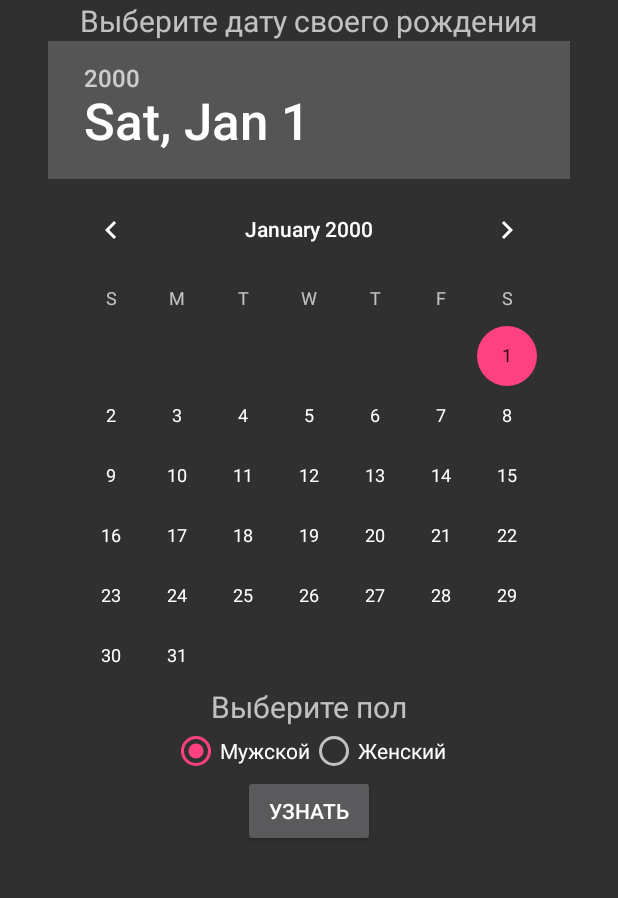
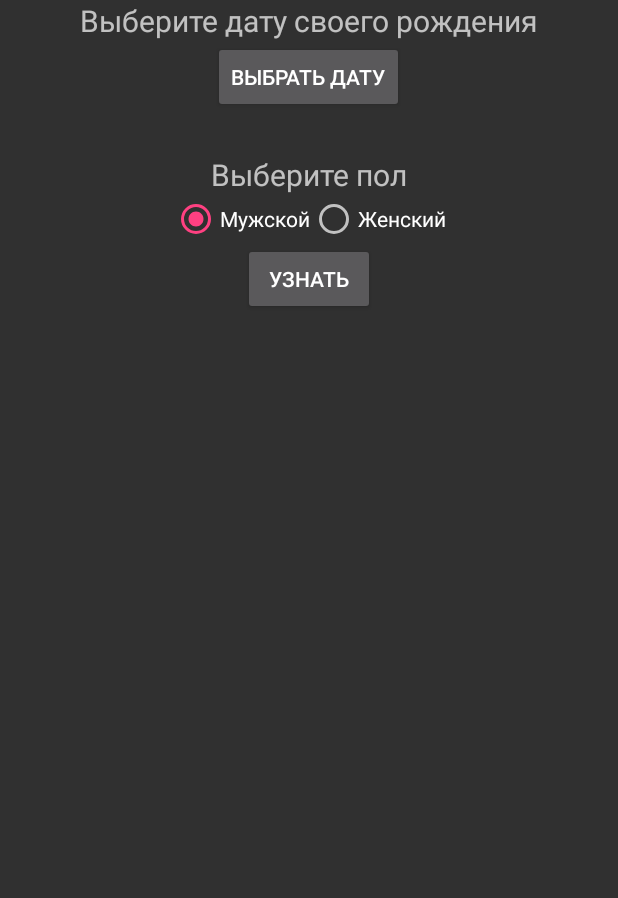
Before and after one commit to AntonBoiko88888/MysteryForAndroid, an Android app: the screen it shows after launch (MainActivity), on a phone screen of 412 x 824 dp, the part 84-982 px from its top. Run offline under Robolectric (Android 15) with nearby library versions, the light colour scheme and no system bars; libraries missing offline, so code that uses them is left out: com.bruce.pickerview.

Commit message:
+new datepicker

```diff
--- a/app/build.gradle
+++ b/app/build.gradle
@@ -22,7 +22,8 @@ android {
 dependencies {
     compile fileTree(dir: 'libs', include: ['*.jar'])
     testCompile 'junit:junit:4.12'
-    compile 'com.android.support:appcompat-v7:24.1.0'
-    compile 'com.android.support:design:24.1.0'
+    compile 'com.android.support:appcompat-v7:24.1.1'
+    compile 'com.android.support:design:24.1.1'
     compile 'com.github.flavienlaurent.datetimepicker:library:0.0.2'
+    compile 'com.brucetoo.pickview:library:1.2.1'
 }
--- a/app/src/main/java/keen/eye/ink1804/destination/Fragments/DatePicker_fragment.java
+++ b/app/src/main/java/keen/eye/ink1804/destination/Fragments/DatePicker_fragment.java
@@ -1,18 +1,19 @@
 package keen.eye.ink1804.destination.Fragments;
 
+import android.graphics.Color;
 import android.os.Bundle;
 import android.support.v4.app.Fragment;
 import android.view.LayoutInflater;
 import android.view.View;
 import android.view.ViewGroup;
 import android.widget.Button;
-import android.widget.CheckBox;
-import android.widget.CompoundButton;
-import android.widget.DatePicker;
 import android.widget.RadioButton;
+import android.widget.TextView;
 import android.widget.Toast;
 
-import java.util.Date;
+import com.bruce.pickerview.popwindow.DatePickerPopWin;
+
+import java.util.Calendar;
 
 import keen.eye.ink1804.destination.Interfaces.pushDateListener;
 import keen.eye.ink1804.destination.R;
@@ -23,9 +24,9 @@ import keen.eye.ink1804.destination.R;
  */
 public class DatePicker_fragment extends Fragment implements View.OnClickListener {
 
-    private DatePicker datePicker;
     private Button btn_result;
     private View rootView;
+    private TextView tv_date;
     private RadioButton rb_male,rb_female;
     private boolean sex;
 
@@ -33,23 +34,19 @@ public class DatePicker_fragment extends Fragment implements View.OnClickListene
     @Override
     public View onCreateView(LayoutInflater inflater, ViewGroup container, Bundle savedInstanceState) {
         rootView  = inflater.inflate(R.layout.datepicker_layout_fragment,container,false);
+
+//        Bundle args = getArguments();
+//        if(args!=null){
+//            day = args.getInt("day");
+//            month = args.getInt("month");
+//            year = args.getInt("year");
+//            tv_date.setText(day+"."+month+"."+year);
+//        }
         initializeTView();
-        currentYear = datePicker.getYear();
-        datePicker.init(2000, 0, 1, new DatePicker.OnDateChangedListener() {
-            @Override
-            public void onDateChanged(DatePicker datePicker, int i, int i1, int i2) {
-                day = datePicker.getDayOfMonth();
-                month = datePicker.getMonth()+1;
-                year = datePicker.getYear();
-            }
-        });
+        createDatePicker();
         return rootView;
     }
 
-//    public interface pushDateListener{
-//        void onDatePushed(int day, int month, int year,int currentYear,boolean sex);
-//        void onDescriptionClicked();
-//    }
     @Override
     public void onClick(View view) {
         switch (view.getId()){
@@ -57,14 +54,54 @@ public class DatePicker_fragment extends Fragment implements View.OnClickListene
                 sex = rb_male.isChecked();
                 pushDateListener listener = (pushDateListener)getActivity();
                 listener.onDatePushed(day,month,year,currentYear,sex);
-               // Toast.makeText(getActivity(), day+"."+month+"."+year, Toast.LENGTH_SHORT).show();
         }
     }
     private void initializeTView() {
+        tv_date = (TextView)rootView.findViewById(R.id.tv_date);
         btn_result = (Button)rootView.findViewById(R.id.btn_getResult);
-        datePicker = (DatePicker)rootView.findViewById(R.id.datePicker);
         btn_result.setOnClickListener(this);
         rb_male = (RadioButton)rootView.findViewById(R.id.rb_male);
         rb_female = (RadioButton)rootView.findViewById(R.id.rb_female);
     }
+    private void createDatePicker(){
+        Calendar calendar = Calendar.getInstance();
+        currentYear = calendar.get(Calendar.YEAR);
+        rootView.findViewById(R.id.pick).setOnClickListener(new View.OnClickListener() {
+            @Override
+            public void onClick(View view) {
+                final DatePickerPopWin pickerPopWin = new DatePickerPopWin.Builder(getActivity(), new DatePickerPopWin.OnDatePickedListener() {
+                    @Override
+                    public void onDatePickCompleted(int yyyy, int mm, int dd, String dateDesc) {
+                        tv_date.setText(dd+"."+mm+"."+yyyy);
+                        Toast.makeText(getActivity(), dd+"."+mm+"."+yyyy, Toast.LENGTH_SHORT).show();
+                        day = dd;
+                        month = mm;
+                        year = yyyy;
+                    }
+                }).textConfirm("Подтвердить") //text of confirm button
+                        .textCancel("Назад") //text of cancel button
+                        .btnTextSize(16) // button text size
+                        .viewTextSize(25) // pick view text size
+                        .colorCancel(Color.parseColor("#999999")) //color of cancel button
+                        .colorConfirm(Color.parseColor("#009900"))//color of confirm button
+                        .minYear(1920) //min year in loop
+                        .maxYear(2080) // max year in loop
+                        .dateChose("2000-1-1") // date chose when init popwindow
+                        .build();
+                pickerPopWin.showPopWin(getActivity());
+            }
+        });
+
+
+
+//        datePicker = (DatePicker)rootView.findViewById(R.id.datePicker);
+//        datePicker.init(2000, 0, 1, new DatePicker.OnDateChangedListener() {
+//            @Override
+//            public void onDateChanged(DatePicker datePicker, int i, int i1, int i2) {
+//                day = datePicker.getDayOfMonth();
+//                month = datePicker.getMonth()+1;
+//                year = datePicker.getYear();
+//            }
+//        });
+    }
 }
--- a/app/src/main/java/keen/eye/ink1804/destination/MainActivity.java
+++ b/app/src/main/java/keen/eye/ink1804/destination/MainActivity.java
@@ -1,7 +1,6 @@
 package keen.eye.ink1804.destination;
 
 import android.support.design.widget.NavigationView;
-import android.support.v4.app.Fragment;
 import android.support.v4.app.FragmentTransaction;
 import android.support.v4.view.GravityCompat;
 import android.support.v4.widget.DrawerLayout;
@@ -10,9 +9,6 @@ import android.support.v7.app.AppCompatActivity;
 import android.os.Bundle;
 import android.support.v7.widget.Toolbar;
 import android.view.MenuItem;
-import android.widget.Toast;
-
-import java.util.Date;
 
 import keen.eye.ink1804.destination.Fragments.DatePicker_fragment;
 import keen.eye.ink1804.destination.Fragments.Description_fragment;
@@ -66,7 +62,6 @@ public class MainActivity extends AppCompatActivity implements NavigationView.On
 
     @Override
     public void onDatePushed(int day, int month, int year,int currentYear,boolean sex) {
-        int dd = day,mm=month,yy=year;
         FragmentTransaction transaction = getSupportFragmentManager().beginTransaction();
         StructureHor_fragment infoFragment = new StructureHor_fragment();
 
@@ -82,7 +77,6 @@ public class MainActivity extends AppCompatActivity implements NavigationView.On
         transaction.addToBackStack("infoFragment");
         transaction.setCustomAnimations(R.anim.abc_fade_in, R.anim.abc_fade_out);
         transaction.commit();
-//        Toast.makeText(getApplicationContext(), dd+"."+mm+"."+yy, Toast.LENGTH_SHORT).show();
     }
     @Override
     public void onDescriptionClicked(String key) {
--- a/app/src/main/res/layout/datepicker_layout_fragment.xml
+++ b/app/src/main/res/layout/datepicker_layout_fragment.xml
@@ -1,6 +1,6 @@
 <?xml version="1.0" encoding="utf-8"?>
-<LinearLayout
-    xmlns:android="http://schemas.android.com/apk/res/android"
+<LinearLayout xmlns:android="http://schemas.android.com/apk/res/android"
+    xmlns:app="http://schemas.android.com/apk/res-auto"
     android:orientation="vertical"
     android:layout_width="match_parent"
     android:layout_height="match_parent"
@@ -19,12 +19,25 @@
         android:layout_height="wrap_content"
         android:text="Выберите дату своего рождения"
         android:textSize="20sp"/>
-    <DatePicker
-        android:id="@+id/datePicker"
-        android:layout_width="wrap_content"
-        android:layout_height="wrap_content"
-        android:calendarViewShown="false"/>
-    <TextView
+    <!--<DatePicker-->
+        <!--android:id="@+id/datePicker"-->
+        <!--android:layout_width="wrap_content"-->
+        <!--android:layout_height="wrap_content"-->
+        <!--android:calendarViewShown="false"/>-->
+            <Button
+                android:id="@+id/pick"
+                android:layout_width="wrap_content"
+                android:layout_height="wrap_content"
+                android:text="Выбрать дату"/>
+            <TextView
+                android:id="@+id/tv_date"
+                android:layout_width="wrap_content"
+                android:layout_height="wrap_content"
+                android:textSize="20sp"
+                android:textStyle="italic"
+                />
+
+            <TextView
         android:layout_width="wrap_content"
         android:layout_height="wrap_content"
         android:text="Выберите пол"
```
